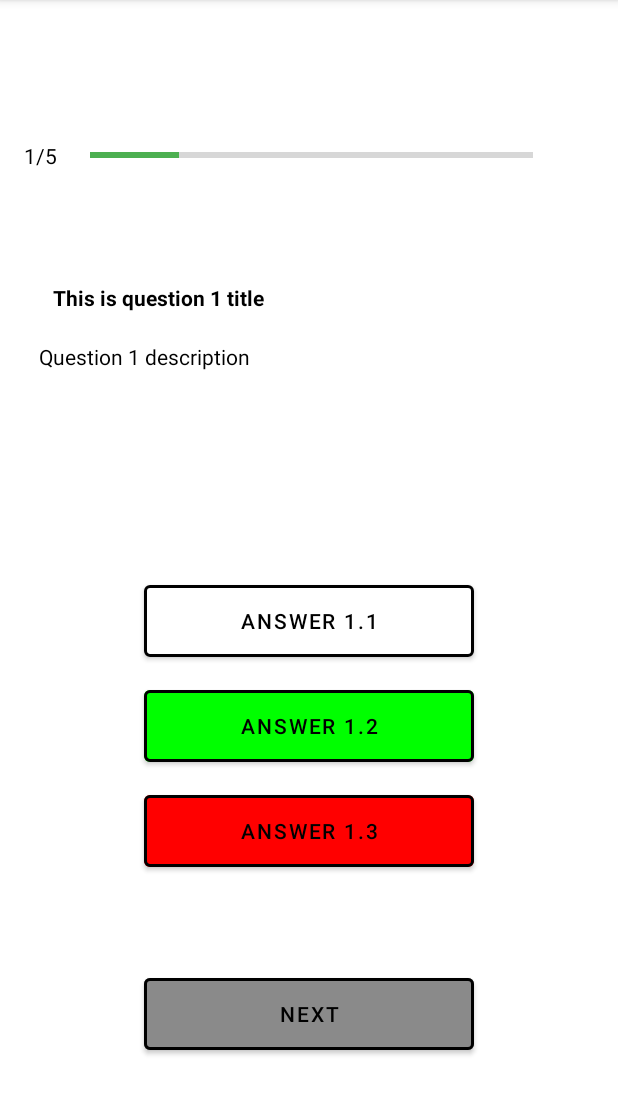
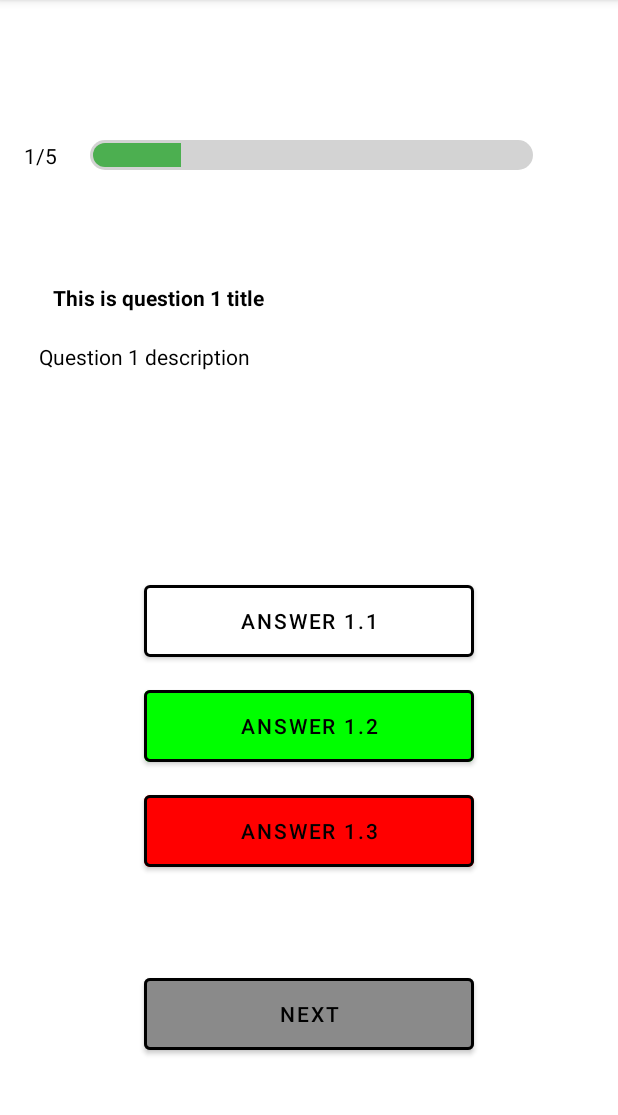
Before and after one commit to jasonandrea/SIT305-Task3.1P, an Android app: the QuestionActivity screen opened directly, with no data from a screen before it, after a tap on "SUBMIT", on a phone screen of 412 x 824 dp, the part 84-1199 px from its top. Run offline under Robolectric (Android 15) with nearby library versions, the phone set to English and light mode, and no system bars; 3 other taps on this screen came first.

Commit message:
Changes: progressBar style, retry quiz button - Added new XML file progress_bar_style.xml for ProgressBar styling - Implemented working retry quiz button - Added error msg when user starts without entering a name

```diff
--- a/app/src/main/java/com/example/quizapp/QuestionActivity.java
+++ b/app/src/main/java/com/example/quizapp/QuestionActivity.java
@@ -13,15 +13,13 @@ import android.widget.TextView;
 import android.widget.Toast;
 
 public class QuestionActivity extends AppCompatActivity {
-    // Constant for question amount
-    public static final int QUESTION_AMOUNT = 5;
     TextView qTitle, qDesc, welcomeUserText, questionNumber;
     Button answer1Button, answer2Button, answer3Button, submitNextButton;
     ProgressBar questionNumberBar;
-    Integer score, selectedAnswer;
-    String username;
-    String[] questionTitles, questionDescriptions;
-    String[][] answers;
+    Integer score, selectedAnswer;                      // Integer var. to store score and user's selected answer
+    String username;                                    // String var. to store user's name
+    String[] questionTitles, questionDescriptions;      // Array of question titles and descriptions
+    String[][] answers;                                 // 2D array of answers
 
     // Integers of correct answers. Values are 1-3
     int[] correctAnswer = {2, 3, 1, 1, 3};
@@ -38,7 +36,7 @@ public class QuestionActivity extends AppCompatActivity {
 
     // Toggle the answer buttons between clickable and not clickable
     private void toggleAnswerClickable() {
-        if (answer1Button.isClickable()) {
+        if (answer1Button.isClickable()) {  // if answer1Button is clickable, that means all answer buttons are clickable
             answer1Button.setClickable(false);
             answer2Button.setClickable(false);
             answer3Button.setClickable(false);
@@ -74,7 +72,7 @@ public class QuestionActivity extends AppCompatActivity {
         answer1Button.setBackgroundColor(Color.LTGRAY);
         answer2Button.setBackgroundColor(Color.WHITE);
         answer3Button.setBackgroundColor(Color.WHITE);
-        selectedAnswer = 1;
+        selectedAnswer = 1; // 1 on selectedAnswer means user selected answer 1
     }
 
     // Method to highlight answer button 2 on click. Highlighted button becomes light gray
@@ -82,7 +80,7 @@ public class QuestionActivity extends AppCompatActivity {
         answer2Button.setBackgroundColor(Color.LTGRAY);
         answer1Button.setBackgroundColor(Color.WHITE);
         answer3Button.setBackgroundColor(Color.WHITE);
-        selectedAnswer = 2;
+        selectedAnswer = 2; // 2 on selectedAnswer means user selected answer 2
     }
 
     // Method to highlight answer button 3 on click. Highlighted button becomes light gray
@@ -90,7 +88,7 @@ public class QuestionActivity extends AppCompatActivity {
         answer3Button.setBackgroundColor(Color.LTGRAY);
         answer2Button.setBackgroundColor(Color.WHITE);
         answer1Button.setBackgroundColor(Color.WHITE);
-        selectedAnswer = 3;
+        selectedAnswer = 3; // 3 on selectedAnswer means user selected answer 3
     }
 
     // Method that will be called when clicking the submit/next button
@@ -143,10 +141,10 @@ public class QuestionActivity extends AppCompatActivity {
         super.onCreate(savedInstanceState);
         setContentView(R.layout.activity_question);
 
-        Intent intent = getIntent();    // Get intent from previous activity
-        username = intent.getStringExtra("username");                                      // Get username from intent
-        score = 0;                                                                                      // User score, starts at 0
-        selectedAnswer = -1;                                                                            // Selected answer. -1 means no answer selected
+        Intent intent = getIntent();                                                           // Get intent from previous activity
+        username = intent.getStringExtra("username");                                    // Get username from intent
+        score = 0;                                                                             // User score, starts at 0
+        selectedAnswer = -1;                                                                   // Selected answer. -1 means no answer selected
         questionTitles = getResources().getStringArray(R.array.questionTitles);                // Get q titles
         questionDescriptions = getResources().getStringArray(R.array.questionDescriptions);    // Get q descriptions
         welcomeUserText = findViewById(R.id.welcomeUserTextView);
@@ -154,7 +152,7 @@ public class QuestionActivity extends AppCompatActivity {
         // Question progress number and bar
         questionNumber = findViewById(R.id.questionProgressText);
         questionNumberBar = (ProgressBar)findViewById(R.id.questionProgressBar);
-        questionNumber.setText("1/" + questionNumberBar.getMax());
+        questionNumber.setText(questionNumberBar.getProgress() + "/" + questionNumberBar.getMax());
 
         // Question title & description and buttons
         qTitle = findViewById(R.id.questionTitleText);
@@ -175,17 +173,13 @@ public class QuestionActivity extends AppCompatActivity {
 
         welcomeUserText.setText("Welcome " + username + "!");   // Welcome text
 
-        // After first question, remove the welcome user text
-        if (questionNumberBar.getProgress() != 1) welcomeUserText.setText("");
-
         // Change qTitle TextView and qDesc TextView
         qTitle.setText(questionTitles[questionNumberBar.getProgress() - 1]);
         qDesc.setText(questionDescriptions[questionNumberBar.getProgress() - 1]);
 
-        // Change all button texts
+        // Change all answer buttons text
         answer1Button.setText(answers[questionNumberBar.getProgress() - 1][0]);
         answer2Button.setText(answers[questionNumberBar.getProgress() - 1][1]);
         answer3Button.setText(answers[questionNumberBar.getProgress() - 1][2]);
-        submitNextButton.setText("Submit");
     }
 }
--- /dev/null
+++ b/app/src/main/res/drawable/progress_bar_style.xml
@@ -0,0 +1,22 @@
+<?xml version="1.0" encoding="utf-8"?>
+<layer-list xmlns:android="http://schemas.android.com/apk/res/android">
+    <item android:id="@android:id/background">
+        <shape>
+            <solid android:color="#D3D3D3"/>
+            <corners android:radius="10dp"/>
+        </shape>
+    </item>
+
+    <item android:id="@android:id/progress"
+        android:top="2dp"
+        android:bottom="2dp"
+        android:left="2dp"
+        android:right="2dp">
+        <clip>
+            <shape>
+                <solid android:color="#4CAF50"/>
+                <corners android:radius="10dp"/>
+            </shape>
+        </clip>
+    </item>
+</layer-list>
--- a/app/src/main/res/layout/activity_end.xml
+++ b/app/src/main/res/layout/activity_end.xml
@@ -13,6 +13,7 @@
         android:layout_height="60dp"
         android:layout_marginTop="47dp"
         android:backgroundTint="#8A8A8A"
+        android:onClick="retryQuiz"
         android:text="@string/takeNewQuizText"
         android:textColor="#000000"
         app:layout_constraintEnd_toEndOf="parent"
--- a/app/src/main/res/layout/activity_question.xml
+++ b/app/src/main/res/layout/activity_question.xml
@@ -37,7 +37,7 @@
         android:layout_marginTop="23dp"
         android:max="5"
         android:progress="1"
-        android:progressTint="#4CAF50"
+        android:progressDrawable="@drawable/progress_bar_style"
         app:layout_constraintStart_toEndOf="@+id/questionProgressText"
         app:layout_constraintTop_toBottomOf="@+id/welcomeUserTextView" />
 
@@ -111,6 +111,7 @@
         android:layout_height="60dp"
         android:backgroundTint="#8A8A8A"
         android:onClick="submitAnswer"
+        android:text="@string/submitText"
         android:textColor="#000000"
         app:layout_constraintBottom_toBottomOf="parent"
         app:layout_constraintEnd_toEndOf="parent"
--- a/app/src/main/res/values/strings.xml
+++ b/app/src/main/res/values/strings.xml
@@ -5,6 +5,7 @@
     <string name="startQuizText">START</string>
     <string name="welcomeText">Welcome</string>
     <string name="usernameHint">Name</string>
+    <string name="submitText">SUBMIT</string>
     <string name="scoreText">YOUR SCORE:</string>
     <string name="takeNewQuizText">Take New Quiz</string>
     <string name="finishText">Finish</string>
```
Also changed, not shown: app/src/main/java/com/example/quizapp/EndActivity.java (+8 -3 lines), app/src/main/java/com/example/quizapp/MainActivity.java (+16 -4 lines).
